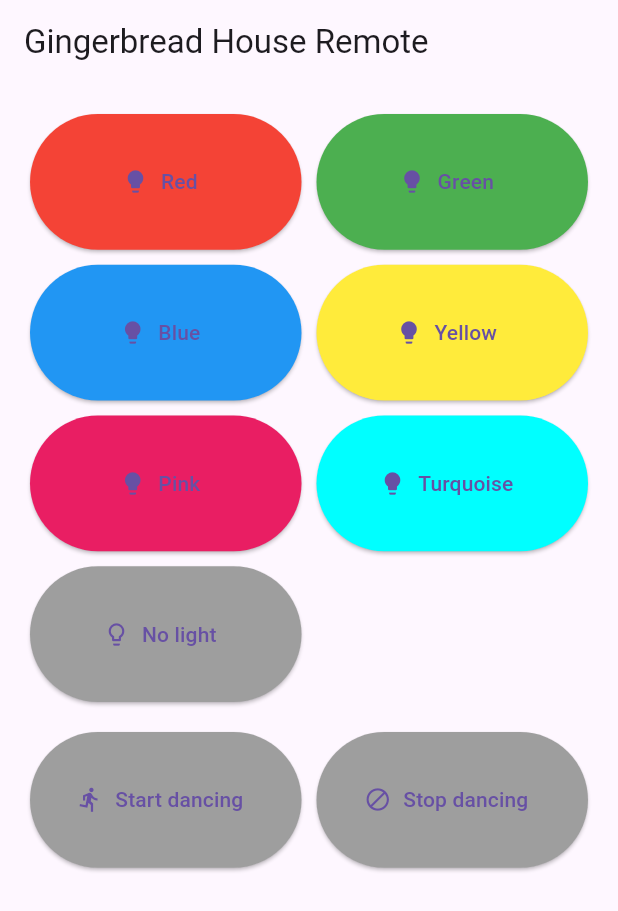
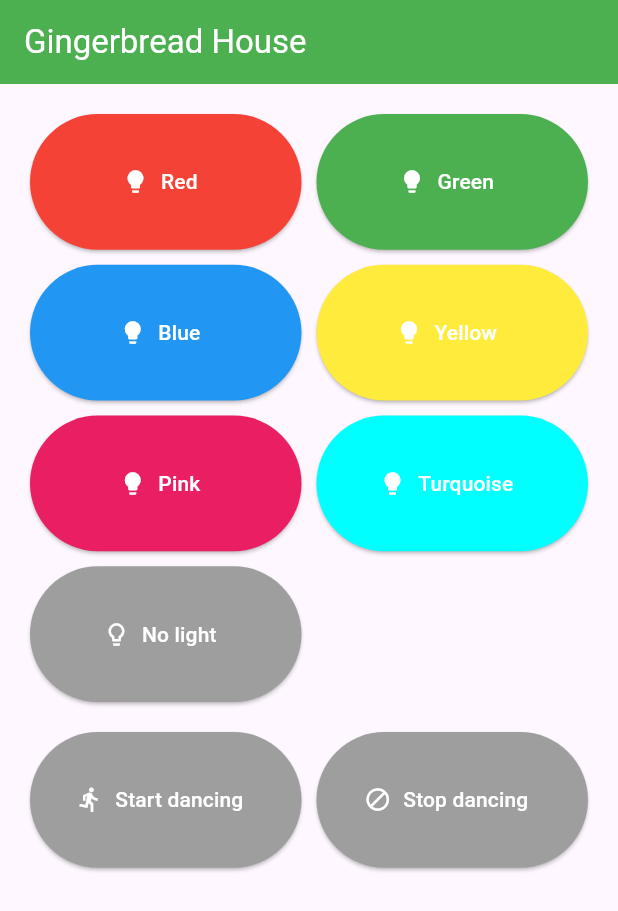
Before and after one commit to marcushammar/gingerbread-house, a Flutter app: the screen it shows after launch, on a phone screen of 412 x 824 dp. Shown: the top 911 px of the screen. Run offline on Flutter 3.47's test engine with Material 3 defaults, Android fonts, the phone set to English and light mode, and no system bars.

Commit message:
Set foreground and background colors on the remote screen

```diff
--- a/remote/lib/main.dart
+++ b/remote/lib/main.dart
@@ -2,7 +2,7 @@ import 'package:flutter/material.dart';
 import 'package:http/http.dart';
 import 'credentials.dart';
 
-void main() => runApp(GingerbreadHouseRemote());
+void main() => runApp(const GingerbreadHouseRemote());
 
 void sendCommand(String feed, String value) async {
   print('Sending value ' + value + ' to feed ' + feed);
@@ -21,12 +21,16 @@ void sendCommand(String feed, String value) async {
 }
 
 class GingerbreadHouseRemote extends StatelessWidget {
+  const GingerbreadHouseRemote({super.key});
+
   @override
   Widget build(BuildContext context) {
     return MaterialApp(
       home: Scaffold(
         appBar: AppBar(
-          title: Text('Gingerbread House Remote'),
+          title: const Text('Gingerbread House'),
+          backgroundColor: Colors.green,
+          foregroundColor: Colors.white,
         ),
         body: SingleChildScrollView(
           child: Column(
@@ -47,7 +51,8 @@ class GingerbreadHouseRemote extends StatelessWidget {
                 children: [
                   ElevatedButton.icon(
                     style: ElevatedButton.styleFrom(
-                      primary: Colors.red,
+                      backgroundColor: Colors.red,
+                      foregroundColor: Colors.white,
                     ),
                     icon: const Icon(Icons.lightbulb),
                     label: const Text('Red'),
@@ -55,7 +60,8 @@ class GingerbreadHouseRemote extends StatelessWidget {
                   ),
                   ElevatedButton.icon(
                     style: ElevatedButton.styleFrom(
-                      primary: Colors.green,
+                      backgroundColor: Colors.green,
+                      foregroundColor: Colors.white,
                     ),
                     icon: const Icon(Icons.lightbulb),
                     label: const Text('Green'),
@@ -63,7 +69,8 @@ class GingerbreadHouseRemote extends StatelessWidget {
                   ),
                   ElevatedButton.icon(
                     style: ElevatedButton.styleFrom(
-                      primary: Colors.blue,
+                      backgroundColor: Colors.blue,
+                      foregroundColor: Colors.white,
                     ),
                     icon: const Icon(Icons.lightbulb),
                     label: const Text('Blue'),
@@ -71,7 +78,8 @@ class GingerbreadHouseRemote extends StatelessWidget {
                   ),
                   ElevatedButton.icon(
                     style: ElevatedButton.styleFrom(
-                      primary: Colors.yellow,
+                      backgroundColor: Colors.yellow,
+                      foregroundColor: Colors.white,
                     ),
                     icon: const Icon(Icons.lightbulb),
                     label: const Text('Yellow'),
@@ -79,7 +87,8 @@ class GingerbreadHouseRemote extends StatelessWidget {
                   ),
                   ElevatedButton.icon(
                     style: ElevatedButton.styleFrom(
-                      primary: Colors.pink,
+                      backgroundColor: Colors.pink,
+                      foregroundColor: Colors.white,
                     ),
                     icon: const Icon(Icons.lightbulb),
                     label: const Text('Pink'),
@@ -87,7 +96,8 @@ class GingerbreadHouseRemote extends StatelessWidget {
                   ),
                   ElevatedButton.icon(
                     style: ElevatedButton.styleFrom(
-                      primary: Color.fromRGBO(0, 255, 255, 1.0),
+                      backgroundColor: const Color.fromRGBO(0, 255, 255, 1.0),
+                      foregroundColor: Colors.white,
                     ),
                     icon: const Icon(Icons.lightbulb),
                     label: const Text('Turquoise'),
@@ -95,7 +105,8 @@ class GingerbreadHouseRemote extends StatelessWidget {
                   ),
                   ElevatedButton.icon(
                     style: ElevatedButton.styleFrom(
-                      primary: Colors.grey,
+                      backgroundColor: Colors.grey,
+                      foregroundColor: Colors.white,
                     ),
                     icon: const Icon(Icons.lightbulb_outline),
                     label: const Text('No light'),
@@ -119,7 +130,8 @@ class GingerbreadHouseRemote extends StatelessWidget {
                 children: [
                   ElevatedButton.icon(
                     style: ElevatedButton.styleFrom(
-                      primary: Colors.grey,
+                      backgroundColor: Colors.grey,
+                      foregroundColor: Colors.white,
                     ),
                     icon: const Icon(Icons.directions_run),
                     label: const Text('Start dancing'),
@@ -127,7 +139,8 @@ class GingerbreadHouseRemote extends StatelessWidget {
                   ),
                   ElevatedButton.icon(
                     style: ElevatedButton.styleFrom(
-                      primary: Colors.grey,
+                      backgroundColor: Colors.grey,
+                      foregroundColor: Colors.white,
                     ),
                     icon: const Icon(Icons.block),
                     label: const Text('Stop dancing'),
--- a/remote/pubspec.yaml
+++ b/remote/pubspec.yaml
@@ -18,7 +18,7 @@ publish_to: 'none' # Remove this line if you wish to publish to pub.dev
 version: 1.0.0+1
 
 environment:
-  sdk: ">=2.15.0 <3.0.0"
+  sdk: ">=2.17.0 <3.0.0"
 
 # Dependencies specify other packages that your package needs in order to work.
 # To automatically upgrade your package dependencies to the latest versions
```
Also changed, not shown: remote/pubspec.lock, 5 other files.
